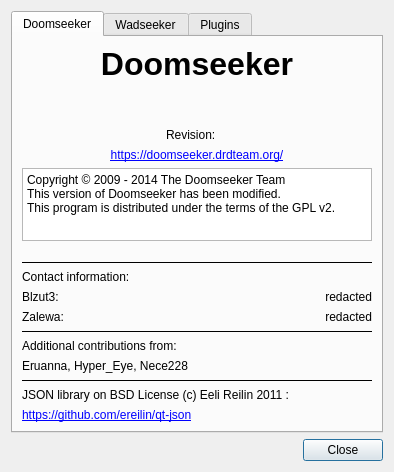
drfrag666/doomseeker-unofficial, file src/core/gui/aboutdialog.ui: the form before one commit.
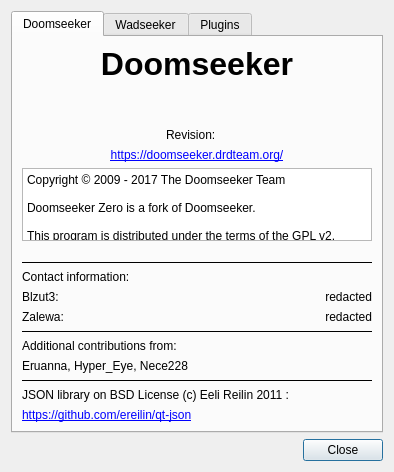
The form after the commit.

Commit message: - Use gitinfo.h instead of svnrevision.h for versioning. - Change name to Doomseeker Zero.

The edit to the form file:
```diff
--- a/src/core/gui/aboutdialog.ui
+++ b/src/core/gui/aboutdialog.ui
@@ -169,8 +169,10 @@
           <bool>true</bool>
          </property>
          <property name="plainText">
-          <string>Copyright © 2009 - 2014 The Doomseeker Team
-This version of Doomseeker has been modified.
+          <string>Copyright © 2009 - 2017 The Doomseeker Team
+
+Doomseeker Zero is a fork of Doomseeker.
+
 This program is distributed under the terms of the GPL v2.</string>
          </property>
         </widget>
```
The commit also changes 9 other files.
